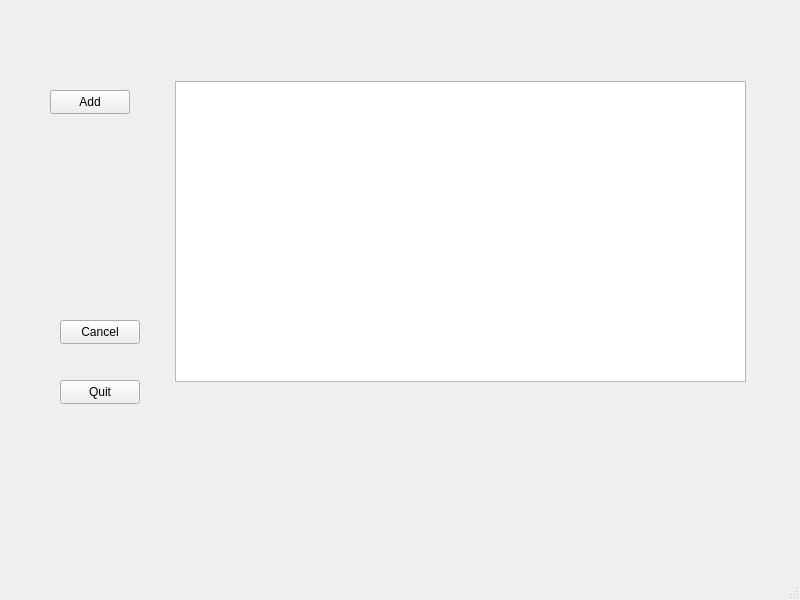
This is Passer/datawindow.ui in gwentenjoyer/Passer as Qt 5 draws it before an edit. The edited form follows.
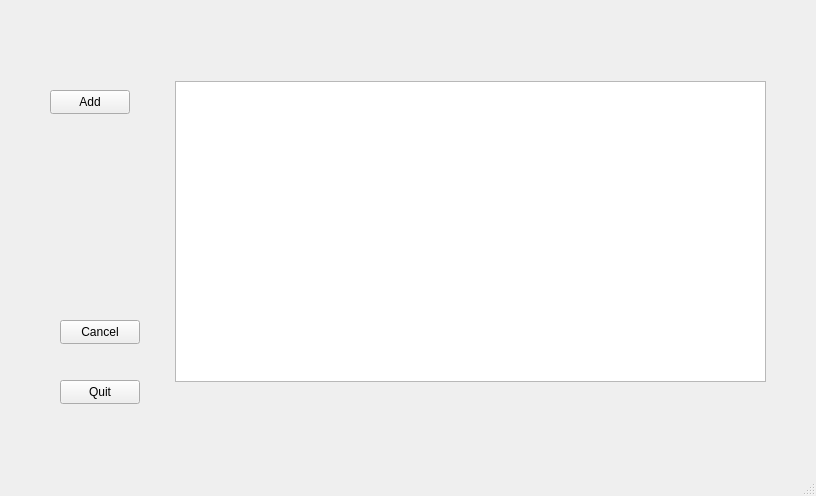
This is the edited form.

Commit message: datawindow::tableView correctly shows data for appropriate user

Diff of the .ui file:
```diff
--- a/Passer/datawindow.ui
+++ b/Passer/datawindow.ui
@@ -6,8 +6,8 @@
    <rect>
     <x>0</x>
     <y>0</y>
-    <width>800</width>
-    <height>600</height>
+    <width>816</width>
+    <height>496</height>
    </rect>
   </property>
   <property name="windowTitle">
@@ -19,7 +19,7 @@
      <rect>
       <x>175</x>
       <y>81</y>
-      <width>571</width>
+      <width>591</width>
       <height>301</height>
      </rect>
     </property>
```
Left out of the diff: 2 changed lines with no effect on the pictures. The commit also changes 3 other files.
